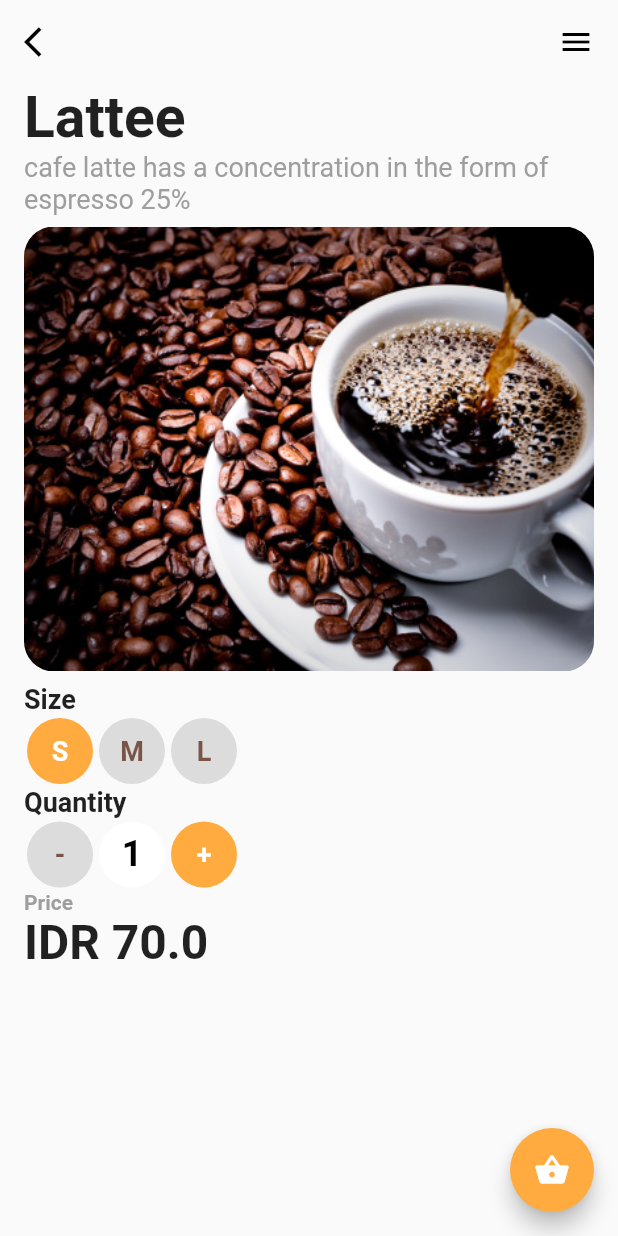
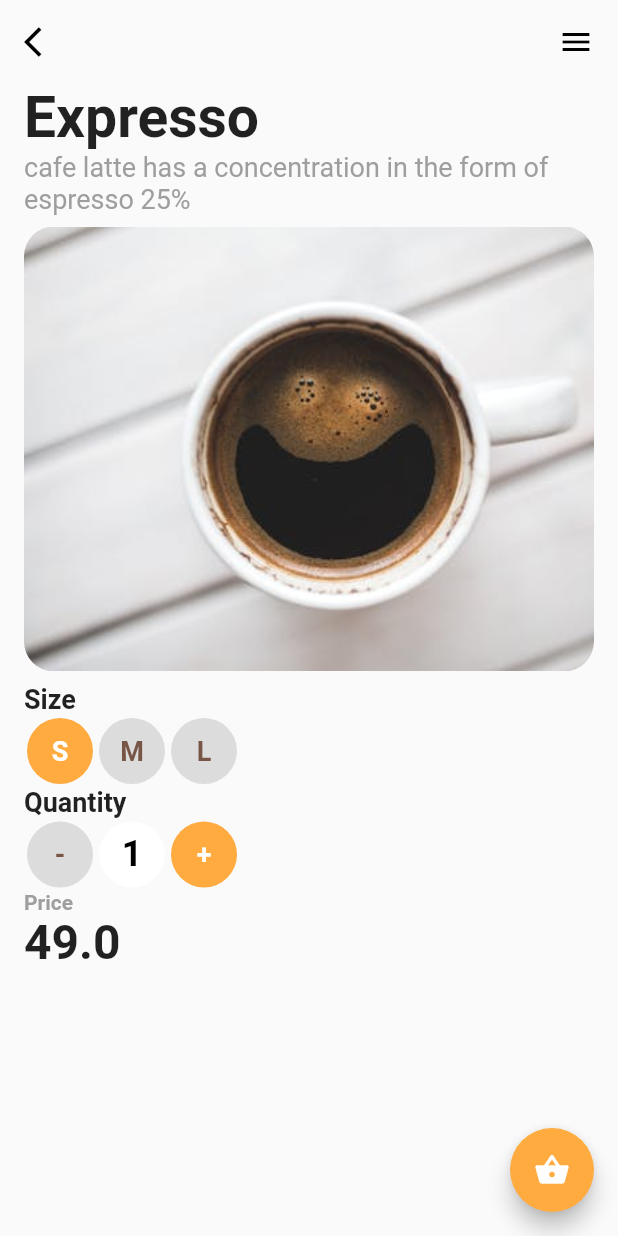
Before and after one commit to anasmj/Coffee-Shop, a Flutter app: the screen it shows after launch, after a tap on "Expresso", on a phone screen of 412 x 824 dp. Run offline on Flutter 3.47's test engine with Material 2 defaults, Android fonts, the phone set to English and light mode, and no system bars; our stand-ins replace floating_bottom_navigation_bar.

Commit message:
fix: data passing

```diff
--- a/lib/models/coffee.dart
+++ b/lib/models/coffee.dart
@@ -4,5 +4,4 @@ class Coffee {
   String imageName;
   double price;
   Coffee({required this.coffeeName, required this.imageName, required this.price});
-
 }
--- a/lib/screens/coffee details/coffee_details.dart
+++ b/lib/screens/coffee details/coffee_details.dart
@@ -1,4 +1,5 @@
 import 'package:flutter/material.dart';
+import 'package:order_coffee/models/coffee.dart';
 import 'package:order_coffee/screens/coffee%20details/coffe%20details%20page%20widget/toggle_coffee_size.dart';
 import 'package:order_coffee/screens/coffee%20details/coffe%20details%20page%20widget/toggle_quantity.dart';
 
@@ -14,6 +15,8 @@ class CoffeeDetails extends StatelessWidget {
   late double imageWidth ;
   @override
   Widget build(BuildContext context) {
+    Coffee? coffee = ModalRoute.of(context)!.settings.arguments as Coffee?;
+
     double screenWidth = MediaQuery.of(context).size.width;
     imageWidth = screenWidth*.9;
 
@@ -35,21 +38,21 @@ class CoffeeDetails extends StatelessWidget {
         padding: EdgeInsets.symmetric(horizontal: SIDE_SPACING),
         child: ListView(
           children:  [
-            const Text(
-              'Lattee',
-              style: TextStyle(fontSize: 38, fontWeight: FontWeight.bold),
+             Text(
+              coffee!.coffeeName,
+              style: const TextStyle(fontSize: 38, fontWeight: FontWeight.bold),
             ),
             coffeeDescription(),
             Padding(
               padding: const EdgeInsets.symmetric(vertical: 8.0),
-              child: getCoffeeImage(),
+              child: getCoffeeImage(coffee.imageName),
             ),
             getTitle('Size'),
             ToggleCoffeeSize(),
             getTitle('Quantity'),
             const ToggleQuantity(),
             const Text('Price', style: TextStyle(color: Colors.grey,fontWeight: FontWeight.bold),),
-            const Text('IDR 70.0', style: TextStyle(fontSize: 32, fontWeight: FontWeight.bold),),
+            Text(coffee.price.toString(), style: const TextStyle(fontSize: 32, fontWeight: FontWeight.bold),),
 
           ],
         ),
@@ -57,7 +60,7 @@ class CoffeeDetails extends StatelessWidget {
       floatingActionButtonLocation: FloatingActionButtonLocation.endFloat,
       floatingActionButton: FloatingActionButton(
         backgroundColor: Colors.orangeAccent,
-        child: Icon(Icons.shopping_basket_rounded),
+        child: const Icon(Icons.shopping_basket_rounded),
         onPressed: (){},
       ),
     );
@@ -70,11 +73,12 @@ class CoffeeDetails extends StatelessWidget {
     ),
   );
 
-  Widget getCoffeeImage (){
+  Widget getCoffeeImage (String imageName){
     return  Container(
       decoration: BoxDecoration(
-        image: const DecorationImage(
-          image: AssetImage('assets/coffee_images/c2.jpg'),
+        image: DecorationImage(
+          //image: AssetImage('assets/coffee_images/c2.jpg'),
+          image: AssetImage('assets/coffee_images/$imageName'),
           fit: BoxFit.cover,
         ),
         borderRadius: BorderRadius.circular(20),
--- a/lib/screens/home page/home page widgets/coffee_name.dart
+++ b/lib/screens/home page/home page widgets/coffee_name.dart
@@ -1,4 +1,5 @@
 import 'package:flutter/material.dart';
+import 'package:order_coffee/models/coffee.dart';
 
 import '../../consts.dart';
 
--- a/lib/screens/home page/home page widgets/item_card.dart
+++ b/lib/screens/home page/home page widgets/item_card.dart
@@ -15,7 +15,8 @@ class ItemCard extends StatelessWidget {
   Widget build(BuildContext context) {
     Size screenSize = MediaQuery.of(context).size;
     return GestureDetector(
-      onTap: ()=> Navigator.pushNamed(context, '/coffee_details'),
+      onTap: ()=> Navigator.pushNamed(context, '/coffee_details', arguments: coffee),
+
       child: Container(
         child: Stack(
           children: [
```
